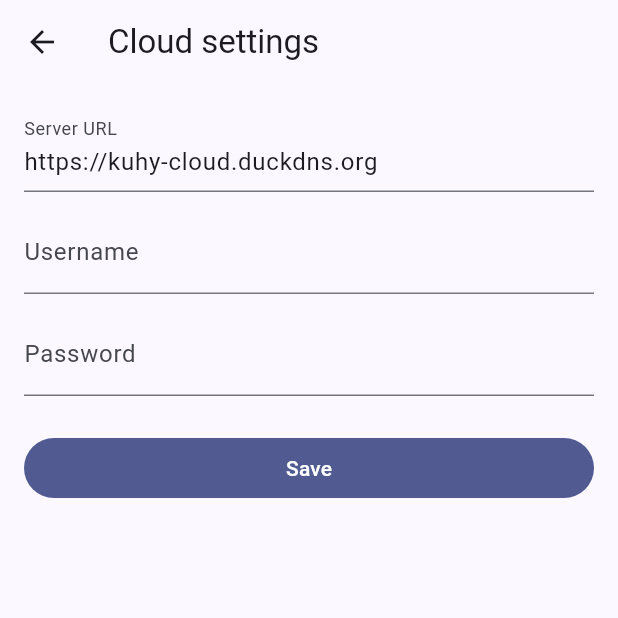
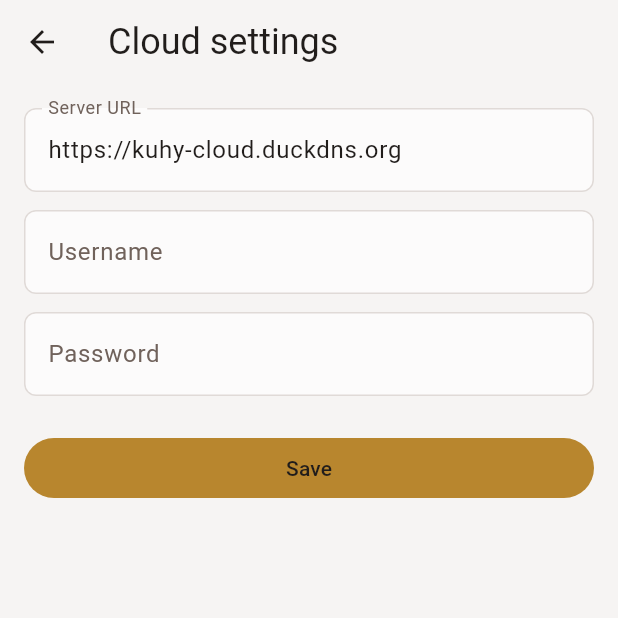
Before and after one commit to kuhyx/dufs-cloud, a Flutter app: the screen it shows after launch, after a tap on the "settings" icon, on a phone screen of 412 x 824 dp, the top half of it. Run offline on Flutter 3.47's test engine with Material 3 defaults, Android fonts, the phone set to English and light mode, and no system bars; our stand-ins replace chewie, flutter_secure_storage, image_picker, share_plus, shared_preferences, video_player and 1 more.

Commit message:
app: warm-tint the unified-design-system palette
Replaces the stock ColorScheme.fromSeed(Colors.indigo) with explicit
ColorScheme.dark/.light built from the shared warm-palette tokens
(app/lib/ui/theme.dart). Fixes the remaining DESIGN_AUDIT_TODO
violations: image/video viewers now use near-black/near-white tokens
(deliberately fixed regardless of app theme, standard media-viewer
convention) instead of pure Colors.black/white; entry_tile's filename
bumped to the 16px body floor; browser_screen's drag-feedback chip
shadow is now suppressed in dark mode and its button padding corrected
to a 2x horizontal:vertical ratio.

```diff
--- a/app/lib/main.dart
+++ b/app/lib/main.dart
@@ -1,5 +1,6 @@
 import 'package:dufs_client/screens/browser_screen.dart';
 import 'package:dufs_client/services/settings.dart';
+import 'package:dufs_client/ui/theme.dart';
 import 'package:flutter/material.dart';
 
 Future<void> main() async {
@@ -21,11 +22,8 @@ class DufsApp extends StatelessWidget {
     return MaterialApp(
       title: 'Cloud',
       debugShowCheckedModeBanner: false,
-      theme: ThemeData(colorSchemeSeed: Colors.indigo),
-      darkTheme: ThemeData(
-        colorSchemeSeed: Colors.indigo,
-        brightness: Brightness.dark,
-      ),
+      theme: buildAppTheme(Brightness.light),
+      darkTheme: buildAppTheme(Brightness.dark),
       home: BrowserScreen(settings: settings),
     );
   }
--- /dev/null
+++ b/app/lib/ui/theme.dart
@@ -0,0 +1,166 @@
+/// The app's design tokens: one identical palette shared across every one
+/// of kuhy's apps (Flutter, web, Python/Tkinter alike) — see the
+/// `unified-design-system` skill (`~/.claude/skills/unified-design-system/`)
+/// for the frozen token table this file implements. Built from explicit
+/// `ColorScheme.dark`/`.light`, not `ColorScheme.fromSeed`, because the
+/// shared palette is hand-picked, not algorithmically derived from one seed
+/// color. Unlike most of kuhy's apps, this one ships both brightnesses (it
+/// already did before this file existed), so both variants are built here.
+library;
+
+import 'package:flutter/material.dart';
+
+/// Builds the app's `ThemeData` for [brightness] from the shared token set.
+ThemeData buildAppTheme(Brightness brightness) {
+  final colorScheme = brightness == Brightness.dark
+      ? const ColorScheme.dark(
+          surface: Color(0xFF211D1B), // ink
+          surfaceContainerHighest: Color(0xFF38312E), // ink-raised-2
+          surfaceContainerHigh: Color(0xFF2B2624), // ink-raised-1
+          onSurface: Color(0xFFECEAE9), // text-on-dark
+          onSurfaceVariant: Color(0xFFAAA09A), // muted-on-dark
+          outline: Color(0xFF463E3A), // line-dark
+          primary: Color(0xFFB8862E), // accent
+          onPrimary: Color(0xFF211D1B), // on-fill
+          secondary: Color(0xFFB8862E), // accent
+          onSecondary: Color(0xFF211D1B), // on-fill
+          secondaryContainer: Color(0xFF463E3A), // line-dark
+          onSecondaryContainer: Color(0xFFB8862E), // accent
+          tertiary: Color(0xFFB8862E), // accent
+          onTertiary: Color(0xFF211D1B), // on-fill
+          tertiaryContainer: Color(0xFF463E3A), // line-dark
+          onTertiaryContainer: Color(0xFFB8862E), // accent
+          error: Color(0xFFE2585F), // danger
+          onError: Color(0xFF211D1B), // on-fill
+        )
+      : const ColorScheme.light(
+          surface: Color(0xFFF6F4F3), // paper
+          surfaceContainerHighest: Color(0xFFFCFBFB), // paper-raised
+          surfaceContainerHigh: Color(0xFFFCFBFB), // paper-raised
+          onSurface: Color(0xFF211D1B), // text-on-light (= ink)
+          onSurfaceVariant: Color(0xFF70625B), // muted-on-light
+          outline: Color(0xFFE0DAD7), // line-light
+          primary: Color(0xFFB8862E), // accent
+          onPrimary: Color(0xFF211D1B), // on-fill
+          secondary: Color(0xFFB8862E), // accent
+          onSecondary: Color(0xFF211D1B), // on-fill
+          secondaryContainer: Color(0xFFE0DAD7), // line-light
+          onSecondaryContainer: Color(0xFFB8862E), // accent
+          tertiary: Color(0xFFB8862E), // accent
+          onTertiary: Color(0xFF211D1B), // on-fill
+          tertiaryContainer: Color(0xFFE0DAD7), // line-light
+          onTertiaryContainer: Color(0xFFB8862E), // accent
+          error: Color(0xFFE2585F), // danger
+          onError: Color(0xFF211D1B), // on-fill
+        );
+  return ThemeData(
+    useMaterial3: true,
+    colorScheme: colorScheme,
+    scaffoldBackgroundColor: colorScheme.surface,
+    textTheme: const TextTheme(
+      bodyLarge: TextStyle(fontSize: AppTextSize.body),
+      bodyMedium: TextStyle(fontSize: AppTextSize.body),
+      titleLarge: TextStyle(fontSize: AppTextSize.title),
+      titleMedium: TextStyle(fontSize: AppTextSize.subtitle),
+      labelMedium: TextStyle(fontSize: AppTextSize.label),
+      labelSmall: TextStyle(fontSize: AppTextSize.caption),
+    ),
+    inputDecorationTheme: InputDecorationTheme(
+      filled: true,
+      fillColor: colorScheme.surfaceContainerHigh,
+      border: OutlineInputBorder(
+        borderRadius: BorderRadius.circular(AppRadius.sm),
+        borderSide: BorderSide(color: colorScheme.outline),
+      ),
+      enabledBorder: OutlineInputBorder(
+        borderRadius: BorderRadius.circular(AppRadius.sm),
+        borderSide: BorderSide(color: colorScheme.outline),
+      ),
+      focusedBorder: OutlineInputBorder(
+        borderRadius: BorderRadius.circular(AppRadius.sm),
+        borderSide: BorderSide(color: colorScheme.primary, width: 2),
+      ),
+      labelStyle: TextStyle(color: colorScheme.onSurfaceVariant),
+    ),
+    dividerTheme: DividerThemeData(
+      color: colorScheme.outline,
+      thickness: 1,
+      space: AppSpacing.md,
+    ),
+  );
+}
+
+/// Shared spacing scale (4px base) — round any new value to one of these
+/// instead of introducing an off-scale literal.
+abstract final class AppSpacing {
+  /// 4px.
+  static const double xs = 4;
+
+  /// 8px.
+  static const double sm = 8;
+
+  /// 16px.
+  static const double md = 16;
+
+  /// 24px.
+  static const double lg = 24;
+
+  /// 32px.
+  static const double xl = 32;
+
+  /// 48px.
+  static const double xxl = 48;
+}
+
+/// Shared corner-radius scale. Nested radii should be `outer - gap`, not a
+/// fixed constant — compute per instance per safe-design-rules rule 24.
+abstract final class AppRadius {
+  /// Buttons, inputs, chips.
+  static const double sm = 8;
+
+  /// Cards.
+  static const double md = 12;
+
+  /// Sheets, dialogs.
+  static const double lg = 16;
+}
+
+/// Shared type scale (px). `body` is the floor for anything a user reads;
+/// `label`/`caption` are for UI chrome only (timestamps, badges, tags).
+abstract final class AppTextSize {
+  /// 12px — chrome only.
+  static const double caption = 12;
+
+  /// 14px — chrome only.
+  static const double label = 14;
+
+  /// 16px — the floor for actual reading content.
+  static const double body = 16;
+
+  /// 20px.
+  static const double subtitle = 20;
+
+  /// 24px.
+  static const double title = 24;
+
+  /// 32px.
+  static const double display = 32;
+}
+
+/// Fixed dark tokens for surfaces that stay near-black regardless of the
+/// app's own light/dark theme — the full-screen image/video viewers, by the
+/// same convention as every photo/video app (Google Photos, iOS Photos):
+/// media chrome is always dark so it doesn't compete with the media itself.
+/// This is the same "scrim" precedent as `tokens.md`'s on-scrim role (fixed
+/// near-white text on a fixed dark backdrop, regardless of page theme) —
+/// just applied to a full surface instead of a translucent overlay.
+abstract final class AppViewerColors {
+  /// `ink` — near-black, not pure `Colors.black`.
+  static const Color background = Color(0xFF211D1B);
+
+  /// `text-on-dark` — near-white, not pure `Colors.white`.
+  static const Color foreground = Color(0xFFECEAE9);
+
+  /// `muted-on-dark`, for de-emphasized chrome (error text, disabled icons).
+  static const Color muted = Color(0xFFAAA09A);
+}
```
Also changed, not shown: app/lib/screens/browser_screen.dart (+7 -2 lines), app/lib/screens/image_screen.dart (+8 -4 lines), app/lib/screens/video_screen.dart (+7 -4 lines), app/lib/widgets/entry_tile.dart (+7 -3 lines).
